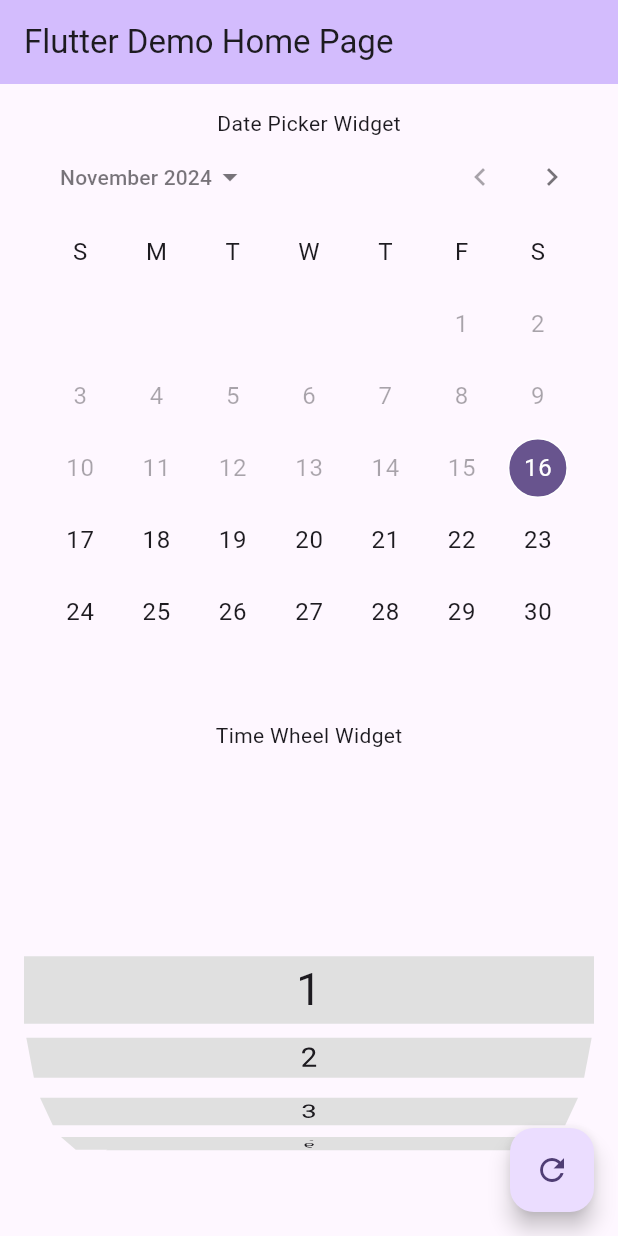
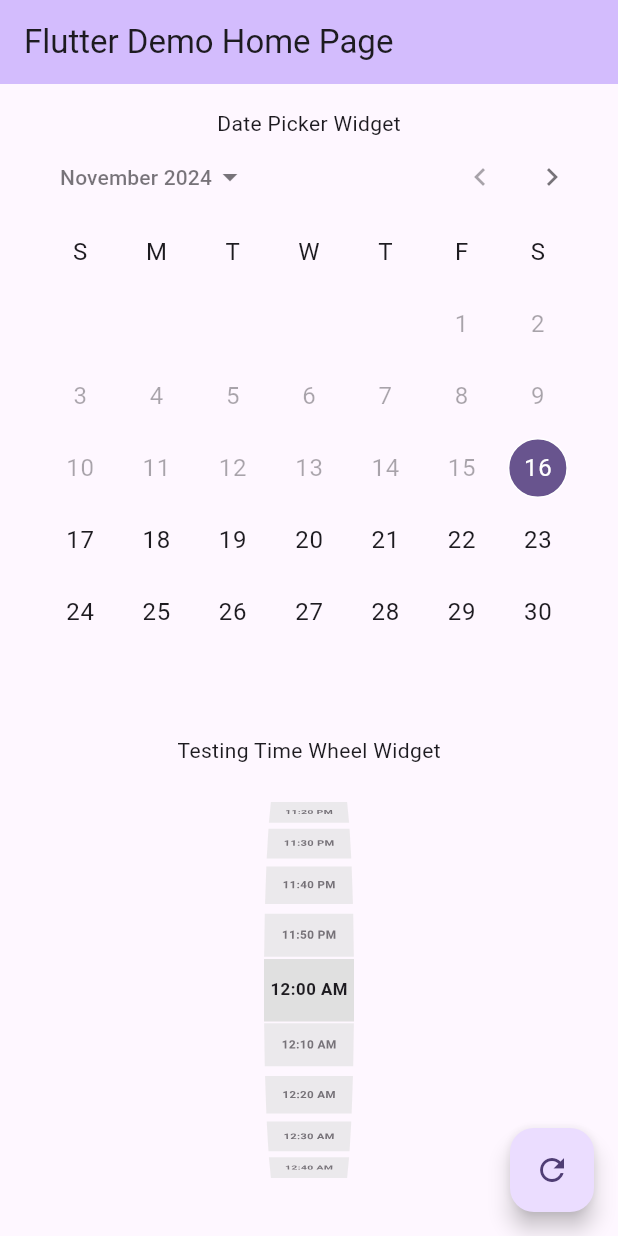
Before and after one commit to marufrobin/FlexiDateTime, a Flutter app: the screen it shows after launch, on a phone screen of 412 x 824 dp. Run offline on Flutter 3.47's test engine with Material 3 defaults, Android fonts, the phone set to English and light mode, and no system bars.

Commit message:
✅ time formate list scroll done

```diff
--- /dev/null
+++ b/lib/date_picker.widget.dart
@@ -0,0 +1,34 @@
+import 'dart:developer';
+
+import 'package:flutter/material.dart';
+
+class DatePickerWidget extends StatelessWidget {
+  const DatePickerWidget({super.key});
+
+  @override
+  Widget build(BuildContext context) {
+    return Column(
+      children: [
+        const Text('Date Picker Widget'),
+        CalendarDatePicker(
+          initialCalendarMode: DatePickerMode.day,
+          currentDate: DateTime.now(),
+          initialDate: DateTime.now(),
+          firstDate: DateTime.now(),
+          lastDate: DateTime(2100),
+          onDateChanged: (date) {
+            log(name: 'onDateChanged:', "$date");
+          },
+          onDisplayedMonthChanged: (value) {
+            log(name: 'onDisplayedMonthChanged:', "$value");
+          },
+          selectableDayPredicate: (day) {
+            log(name: 'selectableDayPredicate:', "$day");
+            return true;
+          },
+        ),
+        const SizedBox(height: 10),
+      ],
+    );
+  }
+}
--- a/lib/main.dart
+++ b/lib/main.dart
@@ -1,5 +1,7 @@
 import 'package:flexi_date_time/time_wheel.widget.dart';
 import 'package:flutter/material.dart';
+
+import 'date_picker.widget.dart';
 
 void main() {
   runApp(const MyApp());
@@ -49,6 +51,7 @@ class _MyHomePageState extends State<MyHomePage> {
           child: Column(
             mainAxisAlignment: MainAxisAlignment.center,
             children: <Widget>[
+              DatePickerWidget(),
               TimeWheelWidget(),
             ],
           ),
--- a/lib/time_wheel.widget.dart
+++ b/lib/time_wheel.widget.dart
@@ -9,38 +9,121 @@ class TimeWheelWidget extends StatelessWidget {
   Widget build(BuildContext context) {
     return Column(
       children: [
-        const Text('Date Picker Widget'),
-        CalendarDatePicker(
-          initialCalendarMode: DatePickerMode.day,
-          currentDate: DateTime.now(),
-          initialDate: DateTime.now(),
-          firstDate: DateTime.now(),
-          lastDate: DateTime(2100),
-          onDateChanged: (date) {
-            log(name: 'onDateChanged:', "$date");
-          },
-          onDisplayedMonthChanged: (value) {
-            log(name: 'onDisplayedMonthChanged:', "$value");
-          },
-          selectableDayPredicate: (day) {
-            log(name: 'selectableDayPredicate:', "$day");
-            return true;
-          },
-        ),
-        const Text('Time Wheel Widget'),
+        const Text('Testing Time Wheel Widget'),
+        _TimeWheelWidget(),
+        const Text('Testing Wheel Widget'),
         const SizedBox(height: 10),
         _ListWheelTestWidget(),
         const SizedBox(height: 10),
-        const Text(' List Wheel Child Builder Delegate Widget'),
+        const Text('Test List Wheel Child Builder Delegate Widget'),
         _ListWheelChildBuilderDelegateWidget(),
         const SizedBox(height: 10),
-        const Text('List Wheel Child Looping List Delegate'),
+        const Text('Test List Wheel Child Looping List Delegate'),
         const Text('List will show from beginning to end and then will loop'),
         _LoopingWheelWidget(),
         const SizedBox(height: 10),
       ],
     );
   }
+}
+
+/// Enum for time format
+/// for [HoursFormat24] it will show 24 hours format
+/// for [HoursFormat12] it will show 12 hours format
+enum TimeHourFormat { HoursFormat24, HoursFormat12 }
+
+class _TimeWheelWidget extends StatelessWidget {
+  const _TimeWheelWidget({
+    super.key,
+    this.timeHourFormat = TimeHourFormat.HoursFormat12,
+    this.height,
+    this.width,
+    this.itemExtent = 30,
+  });
+
+  final TimeHourFormat timeHourFormat;
+  final double? height;
+  final double? width;
+  final double itemExtent;
+
+  @override
+  Widget build(BuildContext context) {
+    final timesList = getTimeList(
+      timeHourFormat: timeHourFormat,
+      intervalMinutes: 10,
+    );
+    log(name: 'timesList', "$timesList");
+
+    return SizedBox(
+      height: height ?? 300,
+      width: width ?? 60,
+      child: ListWheelScrollView.useDelegate(
+        itemExtent: itemExtent,
+        // useMagnifier: true,
+        onSelectedItemChanged: (value) {
+          log('onSelectedItemChanged: ${value + 1}');
+        },
+
+        overAndUnderCenterOpacity: 0.6,
+        diameterRatio: 1.4,
+        useMagnifier: true,
+        magnification: 1.4,
+        squeeze: 0.9,
+        physics: const FixedExtentScrollPhysics(),
+        childDelegate: ListWheelChildLoopingListDelegate(
+          children: timesList
+                  ?.map(
+                    (time) => Container(
+                      color: Colors.grey.shade300,
+                      padding: const EdgeInsets.symmetric(horizontal: 6),
+                      child: Center(
+                        child: Text(
+                          '$time',
+                          style: const TextStyle(
+                            fontSize: 8,
+                            fontWeight: FontWeight.bold,
+                          ),
+                        ),
+                      ),
+                    ),
+                  )
+                  .toList() ??
+              [],
+        ),
+      ),
+    );
+  }
+
+  List<String?>? getTimeList({
+    required TimeHourFormat timeHourFormat,
+    required int intervalMinutes,
+  }) {
+    final intervalPerDay = (24 * 60) ~/ intervalMinutes;
+
+    List<String?>? timeList;
+    timeList = List.generate(
+      intervalPerDay,
+      (index) {
+        final totalMinutes = index * intervalMinutes;
+        final timeHour = totalMinutes ~/ 60;
+        final timeMinute = totalMinutes % 60;
+        if (timeHourFormat == TimeHourFormat.HoursFormat24) {
+          return "${timeHour.toString().padLeft(2, '0')}:${timeMinute.toString().padLeft(2, '0')}";
+        } else if (timeHourFormat == TimeHourFormat.HoursFormat12) {
+          // Correct 12-hour format
+          final hour12 = _get12Hours(timeHour); // Convert hours
+          final period = _get12HoursString(timeHour); // Determine AM/PM
+          return "${hour12.toString().padLeft(2, '0')}:${timeMinute.toString().padLeft(2, '0')} $period";
+        } else {
+          return null;
+        }
+      },
+    );
+    return timeList;
+  }
+
+  int _get12Hours(int hour) => hour == 0 ? 12 : (hour > 12 ? hour - 12 : hour);
+  String _get12HoursString(int hour) => hour < 12 ? 'AM' : 'PM';
 }
 
 class _LoopingWheelWidget extends StatelessWidget {
```
